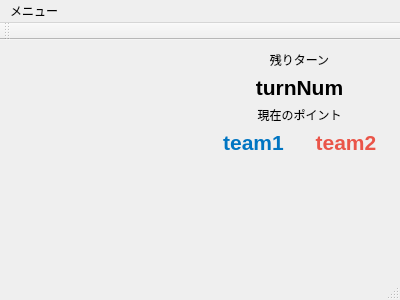
Qt form solver/Qt/mainwindow.ui (Yuya-003/Procon29) before a commit.
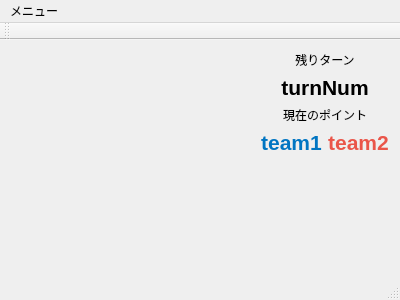
The same form after that commit. Custom widgets are drawn as their Qt base class.

```diff
--- a/solver/Qt/mainwindow.ui
+++ b/solver/Qt/mainwindow.ui
@@ -24,23 +24,14 @@
      <number>0</number>
     </property>
     <item>
-     <widget class="GameField" name="gamefield"/>
-    </item>
-    <item>
-     <spacer name="horizontalSpacer">
-      <property name="orientation">
-       <enum>Qt::Horizontal</enum>
+     <widget class="GameField" name="gamefield">
+      <property name="sizePolicy">
+       <sizepolicy hsizetype="Expanding" vsizetype="Expanding">
+        <horstretch>0</horstretch>
+        <verstretch>0</verstretch>
+       </sizepolicy>
       </property>
-      <property name="sizeType">
-       <enum>QSizePolicy::Minimum</enum>
-      </property>
-      <property name="sizeHint" stdset="0">
-       <size>
-        <width>20</width>
-        <height>20</height>
-       </size>
-      </property>
-     </spacer>
+     </widget>
     </item>
     <item>
      <layout class="QVBoxLayout" name="verticalLayout">
@@ -54,6 +45,12 @@
             <verstretch>0</verstretch>
            </sizepolicy>
           </property>
+          <property name="maximumSize">
+           <size>
+            <width>150</width>
+            <height>16777215</height>
+           </size>
+          </property>
           <property name="font">
            <font>
             <family>Meiryo UI</family>
@@ -75,6 +72,12 @@
             <verstretch>0</verstretch>
            </sizepolicy>
           </property>
+          <property name="maximumSize">
+           <size>
+            <width>150</width>
+            <height>16777215</height>
+           </size>
+          </property>
           <property name="font">
            <font>
             <family>Meiryo UI</family>
@@ -98,6 +101,18 @@
       </item>
       <item>
        <widget class="QLabel" name="labelText">
+        <property name="sizePolicy">
+         <sizepolicy hsizetype="Preferred" vsizetype="Preferred">
+          <horstretch>0</horstretch>
+          <verstretch>0</verstretch>
+         </sizepolicy>
+        </property>
+        <property name="maximumSize">
+         <size>
+          <width>150</width>
+          <height>16777215</height>
+         </size>
+        </property>
         <property name="text">
          <string>現在のポイント</string>
         </property>
@@ -110,6 +125,18 @@
        <layout class="QHBoxLayout" name="horizontalLayout">
         <item>
          <widget class="QLabel" name="label_pointTeam1">
+          <property name="sizePolicy">
+           <sizepolicy hsizetype="Preferred" vsizetype="Preferred">
+            <horstretch>0</horstretch>
+            <verstretch>0</verstretch>
+           </sizepolicy>
+          </property>
+          <property name="maximumSize">
+           <size>
+            <width>75</width>
+            <height>16777215</height>
+           </size>
+          </property>
           <property name="font">
            <font>
             <pointsize>16</pointsize>
@@ -130,6 +157,18 @@
         </item>
         <item>
          <widget class="QLabel" name="label_pointTeam2">
+          <property name="sizePolicy">
+           <sizepolicy hsizetype="Preferred" vsizetype="Preferred">
+            <horstretch>0</horstretch>
+            <verstretch>0</verstretch>
+           </sizepolicy>
+          </property>
+          <property name="maximumSize">
+           <size>
+            <width>75</width>
+            <height>16777215</height>
+           </size>
+          </property>
           <property name="font">
            <font>
             <family>Meiryo UI</family>
@@ -156,10 +195,13 @@
         <property name="orientation">
          <enum>Qt::Vertical</enum>
         </property>
+        <property name="sizeType">
+         <enum>QSizePolicy::MinimumExpanding</enum>
+        </property>
         <property name="sizeHint" stdset="0">
          <size>
-          <width>20</width>
-          <height>40</height>
+          <width>10</width>
+          <height>10</height>
          </size>
         </property>
        </spacer>
```
Left out of the diff: 3 changed lines with no effect on the pictures.
